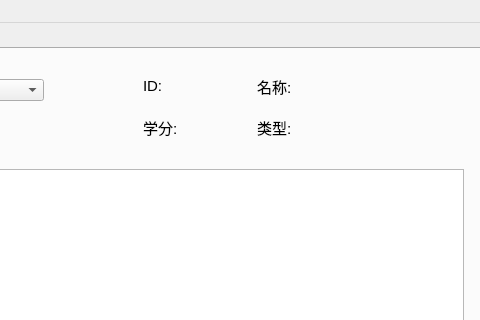
Qt form source/mainwindow_teacher.ui (laddie132/Academic-Management-System-Demo) before a commit; both pictures show x 319 to 799 and y 0 to 320 of the 799 by 501 pixel window.
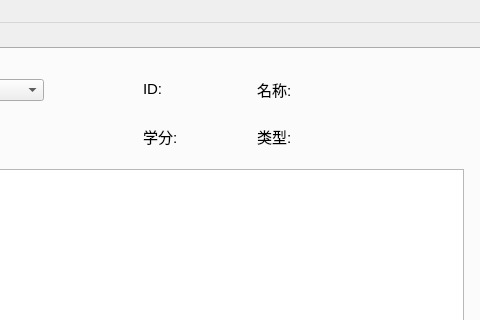
The same form after that commit. The open tabs and pages were chosen to show the change.

Diff of the .ui file:
```diff
--- a/source/mainwindow_teacher.ui
+++ b/source/mainwindow_teacher.ui
@@ -117,7 +117,7 @@
         <x>310</x>
         <y>20</y>
         <width>221</width>
-        <height>76</height>
+        <height>88</height>
        </rect>
       </property>
       <layout class="QGridLayout" name="gridLayout_2">
```
Left out of the diff: 22 changed lines with no effect on the pictures.
